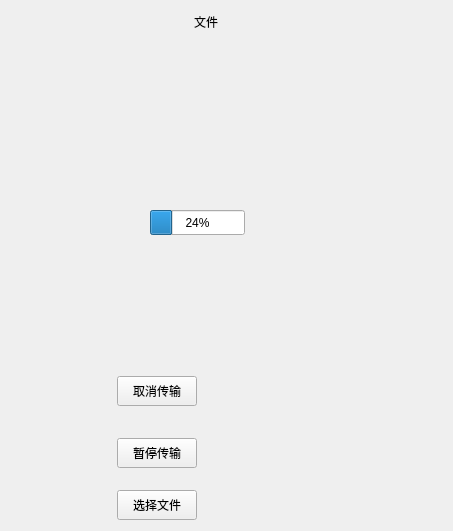
Old version of the form Qt-IM/file.ui in the repository XiaoZheng2003/BIT-QT-IM.
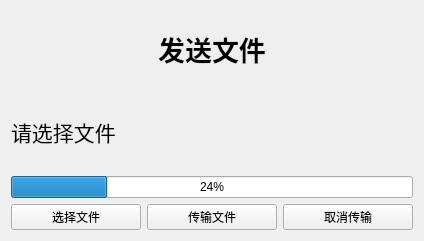
New version of the form.

What changed in the file:
```diff
--- a/Qt-IM/file.ui
+++ b/Qt-IM/file.ui
@@ -6,78 +6,69 @@
    <rect>
     <x>0</x>
     <y>0</y>
-    <width>453</width>
-    <height>531</height>
+    <width>424</width>
+    <height>241</height>
    </rect>
   </property>
   <property name="windowTitle">
    <string>Form</string>
   </property>
-  <widget class="QPushButton" name="Button_suspend">
-   <property name="geometry">
-    <rect>
-     <x>117</x>
-     <y>438</y>
-     <width>80</width>
-     <height>30</height>
-    </rect>
-   </property>
-   <property name="text">
-    <string>暂停传输</string>
-   </property>
-  </widget>
-  <widget class="QPushButton" name="Button_choose">
-   <property name="geometry">
-    <rect>
-     <x>117</x>
-     <y>490</y>
-     <width>80</width>
-     <height>30</height>
-    </rect>
-   </property>
-   <property name="text">
-    <string>选择文件</string>
-   </property>
-  </widget>
+  <layout class="QVBoxLayout" name="verticalLayout_3">
+   <item>
+    <layout class="QVBoxLayout" name="verticalLayout_2">
+     <item>
+      <layout class="QVBoxLayout" name="verticalLayout">
+       <item>
   <widget class="QLabel" name="file">
-   <property name="geometry">
-    <rect>
-     <x>11</x>
-     <y>11</y>
-     <width>220</width>
-     <height>22</height>
-    </rect>
-   </property>
+         <property name="text">
+          <string>&lt;html&gt;&lt;head/&gt;&lt;body&gt;&lt;p align=&quot;center&quot;&gt;&lt;span style=&quot; font-size:20pt; font-weight:700;&quot;&gt;发送文件&lt;/span&gt;&lt;/p&gt;&lt;/body&gt;&lt;/html&gt;</string>
+         </property>
+        </widget>
+       </item>
+       <item>
+        <widget class="QLabel" name="serverStatusLabel">
    <property name="text">
-    <string>                                                       文件</string>
-   </property>
-  </widget>
+          <string>&lt;html&gt;&lt;head/&gt;&lt;body&gt;&lt;p&gt;&lt;span style=&quot; font-size:16pt;&quot;&gt;请选择文件&lt;/span&gt;&lt;/p&gt;&lt;/body&gt;&lt;/html&gt;</string>
+         </property>
+        </widget>
+       </item>
+       <item>
   <widget class="QProgressBar" name="progressBar">
-   <property name="geometry">
-    <rect>
-     <x>150</x>
-     <y>210</y>
-     <width>95</width>
-     <height>25</height>
-    </rect>
-   </property>
    <property name="value">
     <number>24</number>
    </property>
   </widget>
+       </item>
+      </layout>
+     </item>
+     <item>
+      <layout class="QHBoxLayout" name="horizontalLayout">
+       <item>
+        <widget class="QPushButton" name="Button_choose">
+         <property name="text">
+          <string>选择文件</string>
+         </property>
+        </widget>
+       </item>
+       <item>
+        <widget class="QPushButton" name="Button_send">
+         <property name="text">
+          <string>传输文件</string>
+         </property>
+        </widget>
+       </item>
+       <item>
   <widget class="QPushButton" name="Button_cancle">
-   <property name="geometry">
-    <rect>
-     <x>117</x>
-     <y>376</y>
-     <width>80</width>
-     <height>30</height>
-    </rect>
-   </property>
    <property name="text">
     <string>取消传输</string>
    </property>
   </widget>
+       </item>
+      </layout>
+     </item>
+    </layout>
+   </item>
+  </layout>
  </widget>
  <resources/>
  <connections/>
```
Lines whose indentation alone changed are shown as unchanged.
